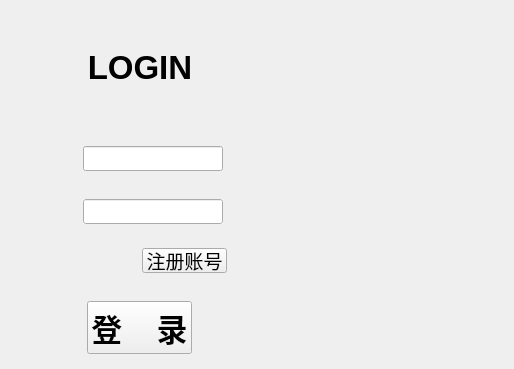
This is loginwindow.ui in Zhang-Yiiiiii/BlackAndWhite as Qt 5 draws it before an edit. The edited form follows.
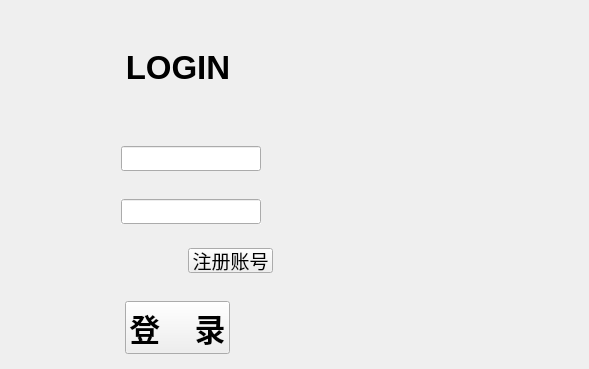
This is the edited form. Icons and pictures are not drawn.

Diff of the .ui file:
```diff
--- a/loginwindow.ui
+++ b/loginwindow.ui
@@ -6,8 +6,8 @@
    <rect>
     <x>0</x>
     <y>0</y>
-    <width>514</width>
-    <height>361</height>
+    <width>589</width>
+    <height>365</height>
    </rect>
   </property>
   <property name="sizePolicy">
```
